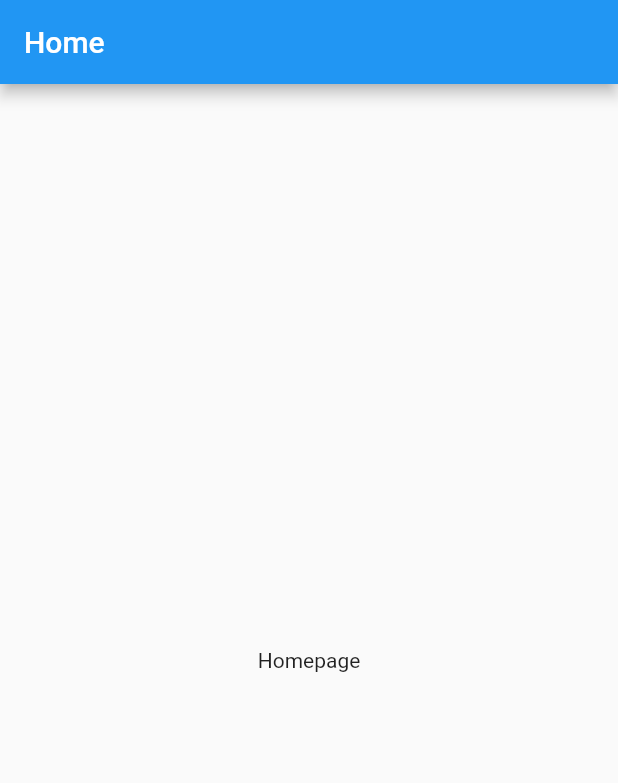
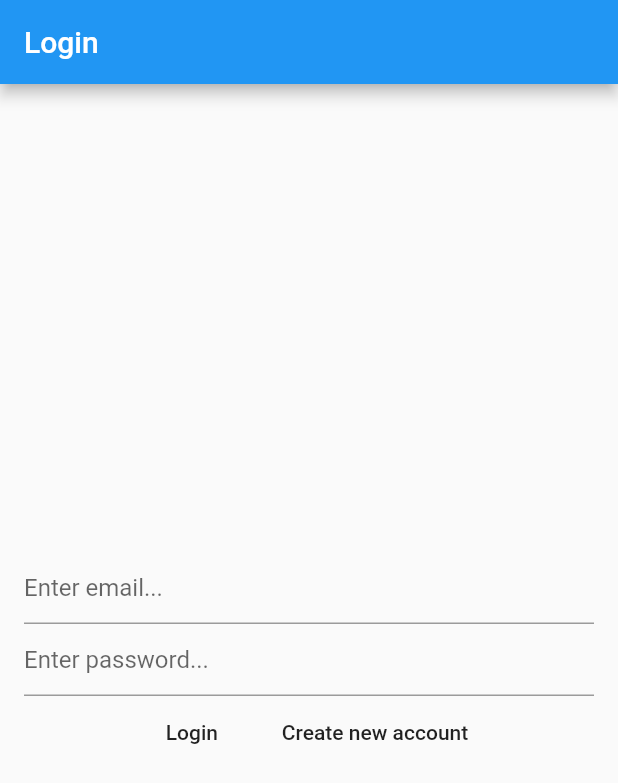
Before and after one commit to 4m1Th/Sample_Flutter_APK, a Flutter app: the screen it shows after launch, on a phone screen of 412 x 824 dp. Shown: the top 783 px of the screen. Run offline on Flutter 3.47's test engine with Material 2 defaults, Android fonts, the phone set to English and light mode, and no system bars; our stand-ins replace firebase_auth, firebase_core; accounts and stored records are empty.

Commit message:
Completed email & password authentication

```diff
--- a/lib/loginpage.dart
+++ b/lib/loginpage.dart
@@ -1,3 +1,4 @@
+import 'package:firebase_auth/firebase_auth.dart';
 import 'package:flutter/cupertino.dart';
 import 'package:flutter/material.dart';
 
@@ -9,15 +10,93 @@ class Loginpage extends StatefulWidget {
 }
 
 class _LoginpageState extends State<Loginpage> {
+
+
+  late String _email;
+  late String _password;
+
+  //Account Creation
+  Future<void> _createuser() async{
+
+    print("Email:$_email Password:$_password");
+    try{
+      UserCredential userCredential = await FirebaseAuth
+          .instance
+          .createUserWithEmailAndPassword(email: _email, password: _password);
+
+
+    }on FirebaseAuthException catch(e){
+      print("Error...:$e");
+    }catch(e){
+      print("Eror..:$e");
+    }
+
+  }
+
+
+  //Account Login
+  Future<void> _login() async{
+
+    print("Email:$_email Password:$_password");
+    try{
+      UserCredential userCredential = await FirebaseAuth
+          .instance
+          .signInWithEmailAndPassword(email: _email, password: _password);
+
+
+    }on FirebaseAuthException catch(e){
+      print("Error...:$e");
+    }catch(e){
+      print("Eror..:$e");
+    }
+
+  }
+
+
   @override
   Widget build(BuildContext context) {
     return Scaffold(
       appBar: AppBar(
-        title: Text("Home"),
+        title: Text("Login"),
       ),
-        body: Center(
-          child: Text("Homepage"),
-        )
+        body: Padding(
+          padding: const EdgeInsets.all(16.0),
+          child: Column(
+            mainAxisAlignment: MainAxisAlignment.center,
+          children: [
+            TextField(
+              onChanged: (value){
+                _email=value;
+              },
+              decoration: InputDecoration(
+                hintText: "Enter email..."
+              ),
+            ),
+            TextField(
+              onChanged: (value){
+                _password=value;
+              },
+              decoration: InputDecoration(
+                  hintText: "Enter password..."
+              ),
+            ),
+           Row(
+             mainAxisAlignment: MainAxisAlignment.center,
+             children: [
+               MaterialButton(
+                 onPressed: _login,
+                 child: Text("Login"),
+               ),
+               MaterialButton(
+                 onPressed: _createuser,
+                 child: Text("Create new account"),
+               )
+             ],
+
+           )
+          ],
+        ),
+        ),
     );
   }
 }
```
Also changed, not shown: lib/homepage.dart (+11 -2 lines).
